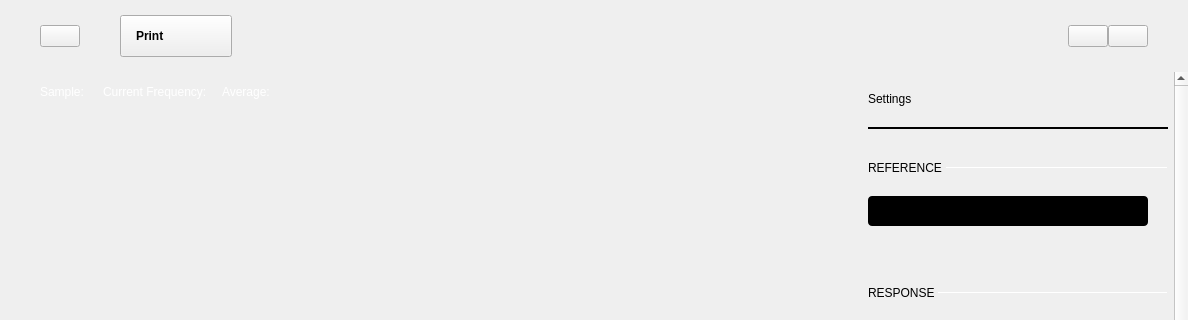
This is ui/network_analyzer.ui in analogdevicesinc/scopy as Qt 5 draws it before an edit; both pictures show x 0 to 1188 and y 0 to 320 of the 1188 by 694 pixel window. The edited form follows.
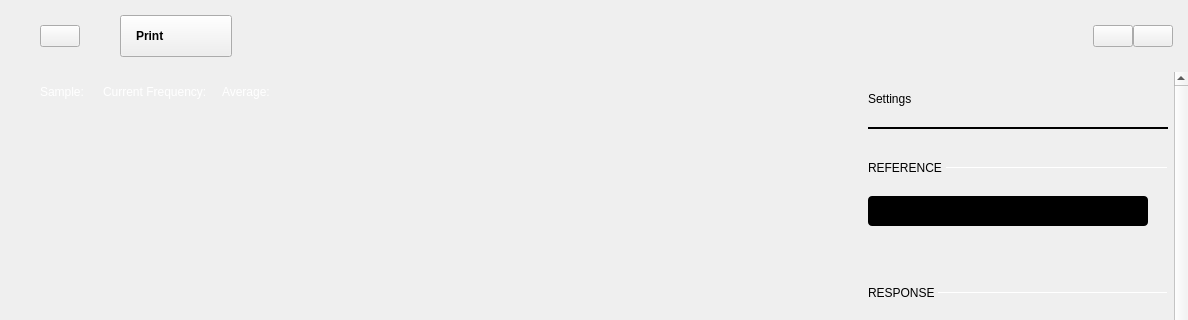
This is the edited form. Icons and pictures are not drawn. Custom widgets are drawn as their Qt base class.

Commit message:
general: fix spacing of top right buttons
All tools have the buttons aligned to the right with 15px spacing

```diff
--- a/ui/network_analyzer.ui
+++ b/ui/network_analyzer.ui
@@ -53,7 +53,7 @@
          <number>15</number>
         </property>
         <property name="rightMargin">
-         <number>40</number>
+         <number>15</number>
         </property>
         <property name="bottomMargin">
          <number>15</number>
```
The commit also changes 3 other files.
